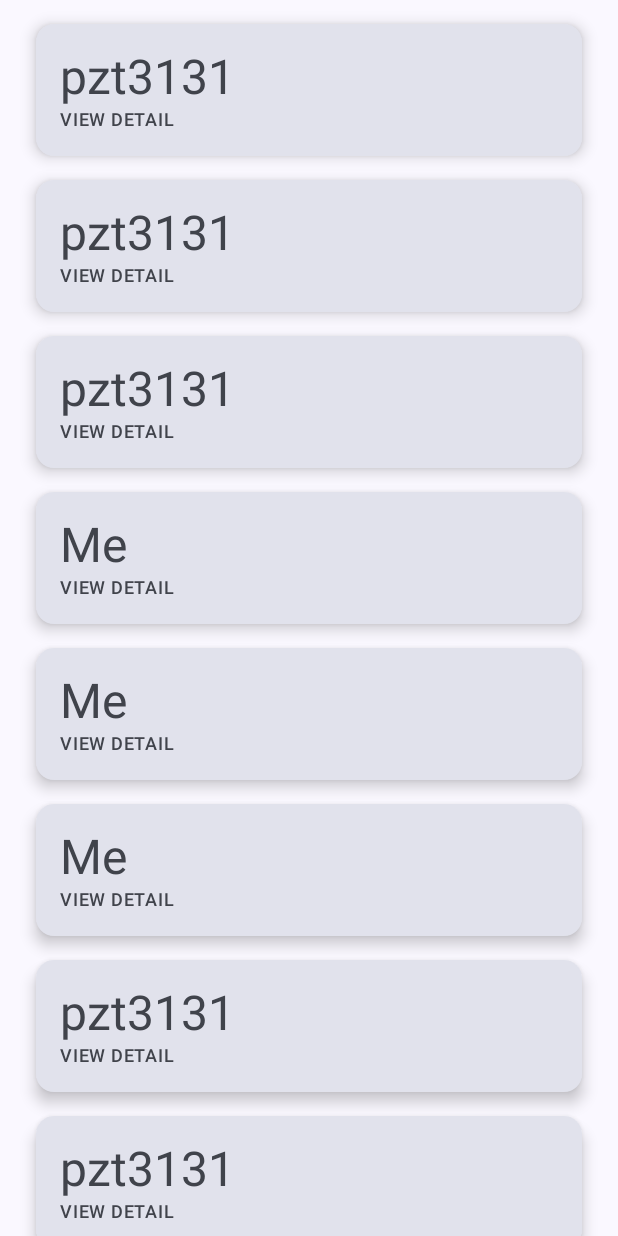
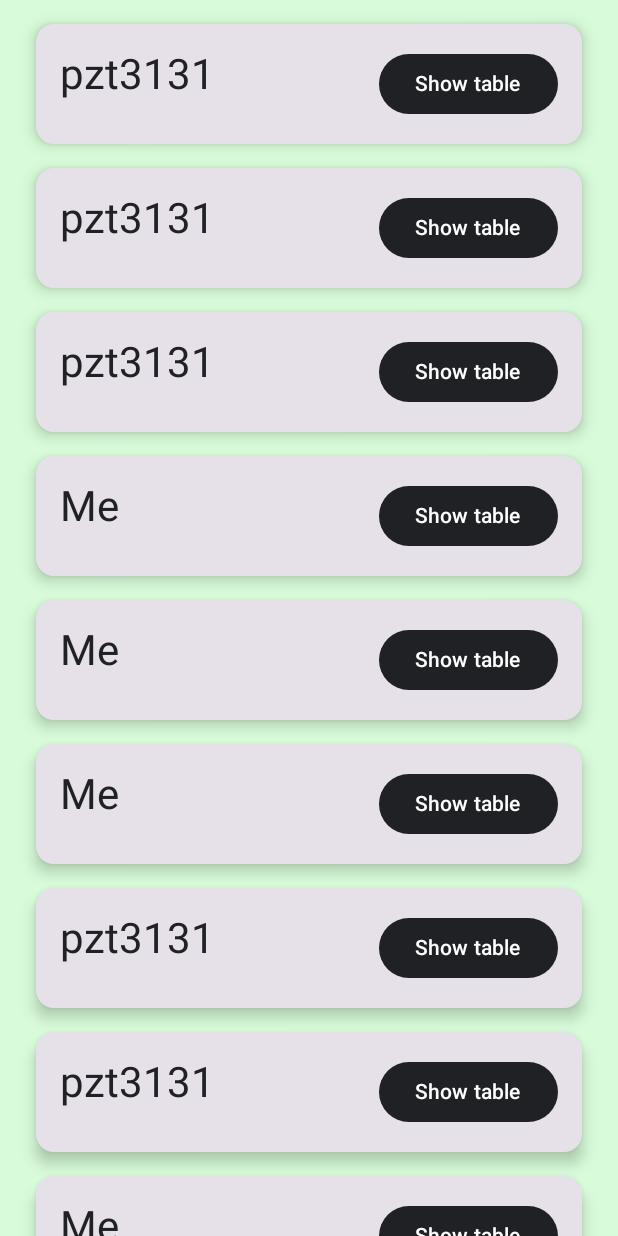
Before and after one commit to pav3l-abramov/AcelanMobileMaterialDictionary, an Android app built with Jetpack Compose: the screen it shows after launch (MainActivity), on a phone screen of 412 x 824 dp. Run offline under Robolectric (Android 15) with nearby library versions, the light colour scheme and no system bars; our stand-ins replace accompanist.

Commit message:
AddNewScreen
add new screen and light and dark theme

```diff
--- a/app/src/main/AndroidManifest.xml
+++ b/app/src/main/AndroidManifest.xml
@@ -13,6 +13,11 @@
         android:theme="@style/Theme.AcelanMobileMaterials"
         tools:targetApi="31">
         <activity
+            android:name=".ProfileActivity"
+            android:exported="false"
+            android:label="@string/title_activity_profile_activiry"
+            android:theme="@style/Theme.AcelanMobileMaterials" />
+        <activity
             android:name=".MainActivity"
             android:exported="true"
             android:label="@string/app_name"
--- a/app/src/main/java/com/example/acelanmobilematerials/MainActivity.kt
+++ b/app/src/main/java/com/example/acelanmobilematerials/MainActivity.kt
@@ -1,30 +1,33 @@
 package com.example.acelanmobilematerials
 
+import android.content.Intent
 import android.os.Bundle
 import androidx.activity.ComponentActivity
 import androidx.activity.compose.setContent
 import androidx.compose.foundation.layout.Column
-import androidx.compose.foundation.layout.fillMaxSize
 import androidx.compose.foundation.layout.padding
 
 import androidx.compose.material3.ExperimentalMaterial3Api
-import androidx.compose.material3.MaterialTheme
-import androidx.compose.material3.OutlinedButton
 import androidx.compose.material3.Scaffold
-import androidx.compose.material3.Surface
-import androidx.compose.material3.Text
 import androidx.compose.runtime.Composable
 import androidx.compose.ui.Modifier
 
 import com.example.acelanmobilematerials.Screens.LazyListMaterials
+import com.example.acelanmobilematerials.data.Material
 import com.example.acelanmobilematerials.ui.theme.AcelanMobileMaterialsTheme
+import com.google.accompanist.systemuicontroller.rememberSystemUiController
 
 class MainActivity : ComponentActivity() {
     override fun onCreate(savedInstanceState: Bundle?) {
         super.onCreate(savedInstanceState)
         setContent {
             AcelanMobileMaterialsTheme {
-                MyApp()
+                val systemUiController = rememberSystemUiController()
+
+                MyApp(){
+                    startActivity(ProfileActivity.newIntent(this,it))
+
+                }
             }
         }
     }
@@ -32,9 +35,9 @@ class MainActivity : ComponentActivity() {
 
 @OptIn(ExperimentalMaterial3Api::class)
 @Composable
-fun MyApp(){
+fun MyApp(navigateToProfile:(Material)->Unit){
     Scaffold(
         content = { padding ->
-            Column(modifier = Modifier.padding(padding)){ LazyListMaterials()}
+            Column(modifier = Modifier.padding(padding)){ LazyListMaterials(navigateToProfile=navigateToProfile)}
         })
 }
--- a/app/src/main/java/com/example/acelanmobilematerials/Screens/MaterialListItem.kt
+++ b/app/src/main/java/com/example/acelanmobilematerials/Screens/MaterialListItem.kt
@@ -1,52 +1,93 @@
 package com.example.acelanmobilematerials.Screens
 
+import android.security.identity.AccessControlProfile
 import android.text.Layout.Alignment
+import androidx.compose.animation.AnimatedContentTransitionScope.SlideDirection.Companion.End
+import androidx.compose.animation.core.Spring
+import androidx.compose.animation.core.animateDpAsState
+import androidx.compose.animation.core.spring
+import androidx.compose.foundation.background
+import androidx.compose.foundation.clickable
+import androidx.compose.foundation.layout.Arrangement
 import androidx.compose.foundation.layout.Column
 import androidx.compose.foundation.layout.Row
 import androidx.compose.foundation.layout.fillMaxSize
 import androidx.compose.foundation.layout.fillMaxWidth
 import androidx.compose.foundation.layout.padding
 import androidx.compose.material3.Button
+import androidx.compose.material3.ButtonDefaults
 import androidx.compose.material3.Card
 import androidx.compose.material3.CardDefaults
 import androidx.compose.material3.MaterialTheme
 import androidx.compose.material3.MaterialTheme.typography
 import androidx.compose.material3.Text
 import androidx.compose.runtime.Composable
+import androidx.compose.runtime.getValue
+import androidx.compose.runtime.mutableStateOf
+import androidx.compose.runtime.remember
 import androidx.compose.ui.Modifier
+import androidx.compose.ui.graphics.Color
+import androidx.compose.ui.graphics.DefaultShadowColor
+import androidx.compose.ui.layout.layout
+import androidx.compose.ui.modifier.modifierLocalMapOf
 import androidx.compose.ui.unit.dp
 import androidx.compose.ui.unit.sp
 import com.example.acelanmobilematerials.data.Material
 
 @Composable
-fun MaterialListItem(material: Material) {
+fun MaterialListItem(material: Material, navigateToProfile: (Material)->Unit) {
+
+    val expanded = remember { mutableStateOf(false) }
+    val extraPadding by animateDpAsState(
+        if (expanded.value) 24.dp else 0.dp,
+        animationSpec = spring(
+            dampingRatio = Spring.DampingRatioMediumBouncy,
+            stiffness = Spring.StiffnessLow
+        ), label = ""
+    )
     Card(
-        modifier = Modifier.padding(horizontal = 8.dp, vertical = 8.dp).fillMaxWidth(),
-        colors =  CardDefaults.cardColors(
-            containerColor = MaterialTheme.colorScheme.surfaceVariant,
-        ),
+        modifier = Modifier
+            .padding(horizontal = 8.dp, vertical = 8.dp),
         elevation = CardDefaults.cardElevation(
             defaultElevation = 6.dp
         )
     ) {
 
-
-        Row {
+        Row(modifier = Modifier.fillMaxWidth()) {
             Column(
                 modifier = Modifier
                     .padding(16.dp)
-                    .fillMaxWidth()
-                    .align(androidx.compose.ui.Alignment.CenterVertically)
+                    .weight(1f)
+                    .clickable { expanded.value = !expanded.value },
+
+                ) {
+                Text(
+                    text = material.title, style = typography.headlineMedium,
+                    color = MaterialTheme.colorScheme.primary
+                )
+            }
+            Button(
+                modifier= Modifier
+                    .padding(16.dp)
+                ,
+                onClick = { navigateToProfile(material) }) {
+                Text("Show table")
+            }
+
+
+        }
+        if (expanded.value) {
+
+            Column(
+                modifier = Modifier.padding(16.dp)
 
             ) {
-
                 Text(
-                    text = material.title, style = typography.headlineLarge
-                )
-                Text(
-                    text = "VIEW DETAIL", style = typography.labelMedium
+                    text = (if (material.typeMat == 1) "d33=" + material.piezoelectricModulus[0].toString() else "isotrop"),
+                    style = typography.labelLarge
                 )
             }
         }
+
     }
 }
--- a/app/src/main/java/com/example/acelanmobilematerials/data/material.kt
+++ b/app/src/main/java/com/example/acelanmobilematerials/data/material.kt
@@ -1,4 +1,6 @@
 package com.example.acelanmobilematerials.data
+
+import java.io.Serializable
 
 data class Material(
     val id: Int,
@@ -10,4 +12,4 @@ data class Material(
     val piezoelectricModulus: MutableList<Double>,
     val sourceConst: String
 
-)
+):Serializable
--- a/app/src/main/java/com/example/acelanmobilematerials/ui/theme/Color.kt
+++ b/app/src/main/java/com/example/acelanmobilematerials/ui/theme/Color.kt
@@ -20,12 +20,17 @@ val Blue = Color(0xFF4285F4)
 val LightBlue = Color(0xFFD7EFFE)
 
 
-val md_theme_light_primary = Color(0xFF476810)
-val md_theme_light_onPrimary = Color(0xFFFFFFFF)
-val md_theme_light_primaryContainer = Color(0xFFC7F089)
+val md_theme_light_primary = Color(0xFF202124)
+val md_theme_light_background = Color(0xFFD8FCD9)
+val md_theme_light_surfaceVariant = Color(0xFFD7EFFE)
+val md_theme_light_onSurfaceVariant = Color(0xFF008106)
+
 // ..
 // ..
 
-val md_theme_dark_primary = Color(0xFFACD370)
-val md_theme_dark_onPrimary = Color(0xFF213600)
-val md_theme_dark_primaryContainer = Color(0xFF324F00)
+val md_theme_dark_primary = Color(0xFFD7EFFE)
+val md_theme_dark_background = Color(0xFF202124)
+val md_theme_dark_surfaceVariant = Color(0xFF585858)
+val md_theme_dark_onSurfaceVariant = Color(0xFF1F9E03)
+
+val graySurface = Color(0xFF202124)
--- a/app/src/main/java/com/example/acelanmobilematerials/ui/theme/Theme.kt
+++ b/app/src/main/java/com/example/acelanmobilematerials/ui/theme/Theme.kt
@@ -15,31 +15,26 @@ import androidx.compose.ui.graphics.toArgb
 import androidx.compose.ui.platform.LocalContext
 import androidx.compose.ui.platform.LocalView
 import androidx.core.view.WindowCompat
+import com.google.accompanist.systemuicontroller.rememberSystemUiController
 
 private val LightColorScheme = lightColorScheme(
     primary = md_theme_light_primary,
-    onPrimary = md_theme_light_onPrimary,
-    primaryContainer = md_theme_light_primaryContainer,
-    onBackground=md_theme_dark_primaryContainer,
-    surfaceVariant=Color.Black
-    //onPrimaryContainer = md_theme_light_onPrimaryContainer,
-// ..
+    background=md_theme_light_background,
+    surfaceVariant=md_theme_light_surfaceVariant,
+    onSurfaceVariant=md_theme_light_onSurfaceVariant,
 )
 private val DarkColorScheme = darkColorScheme(
     primary = md_theme_dark_primary,
-    onPrimary = md_theme_dark_onPrimary,
-    primaryContainer = md_theme_dark_primaryContainer,
-    onBackground=md_theme_light_primaryContainer,
-    surfaceVariant= Color.Black
-    //onPrimaryContainer = md_theme_dark_onPrimaryContainer,
-// ..
+    background=md_theme_dark_background,
+    surfaceVariant=md_theme_dark_surfaceVariant,
+    onSurfaceVariant=md_theme_dark_onSurfaceVariant,
 )
 
 @Composable
 fun AcelanMobileMaterialsTheme(
     darkTheme: Boolean = isSystemInDarkTheme(),
     // Dynamic color is available on Android 12+
-    dynamicColor: Boolean = true,
+    dynamicColor: Boolean = false,
     content: @Composable () -> Unit
 ) {
     val colorScheme = when {
@@ -58,6 +53,7 @@ fun AcelanMobileMaterialsTheme(
             window.statusBarColor = colorScheme.primary.toArgb()
             WindowCompat.getInsetsController(window, view).isAppearanceLightStatusBars = darkTheme
         }
+
     }
 
     MaterialTheme(
@@ -65,4 +61,17 @@ fun AcelanMobileMaterialsTheme(
         typography = Typography,
         content = content
     )
+    val systemUiController = rememberSystemUiController()
+    SideEffect {
+        systemUiController.setNavigationBarColor(
+            color = (if (darkTheme) DarkColorScheme.background else LightColorScheme.background) as Color,
+            darkIcons =  (!darkTheme)
+        )
+        systemUiController.setStatusBarColor(
+            color = (if (darkTheme) DarkColorScheme.background else LightColorScheme.background) as Color,
+            darkIcons =  (!darkTheme)
+        )
+    }
+
+
 }
--- a/app/src/main/res/values/strings.xml
+++ b/app/src/main/res/values/strings.xml
@@ -1,3 +1,4 @@
 <resources>
     <string name="app_name">AcelanMobileMaterials</string>
+    <string name="title_activity_profile_activiry">ProfileActiviry</string>
 </resources>
```
Also changed, not shown: app/build.gradle.kts (+8 -1 lines), app/src/main/java/com/example/acelanmobilematerials/ProfileActivity.kt (added, +31 -0 lines), app/src/main/java/com/example/acelanmobilematerials/Screens/LazyListMaterials.kt (+85 -7 lines), app/src/main/res/values/themes.xml (line endings or trailing spaces).
